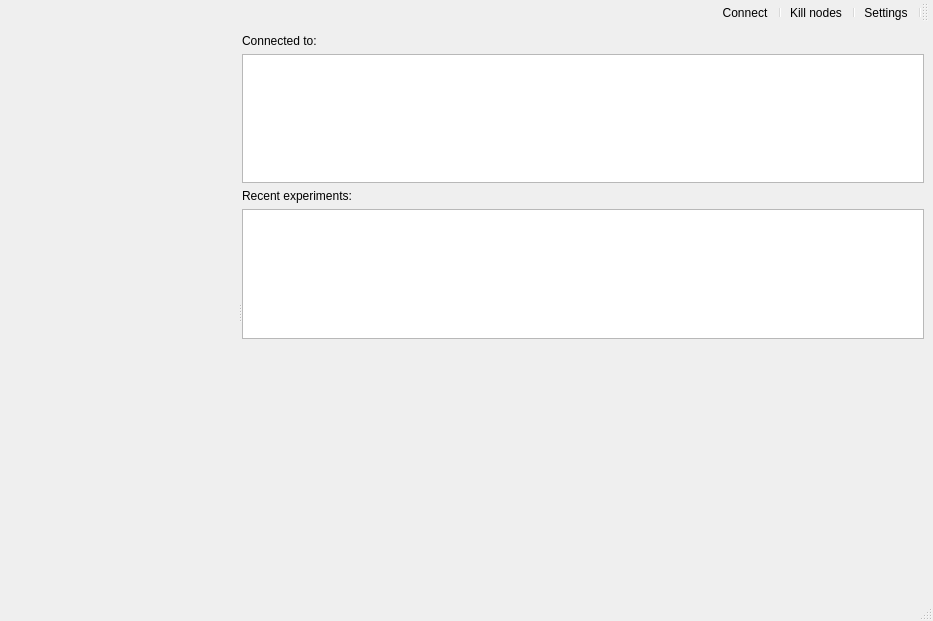
First picture: the form in src/demogui/mapoverview.ui, repository henrikvs/nornetdemo, before the edit.
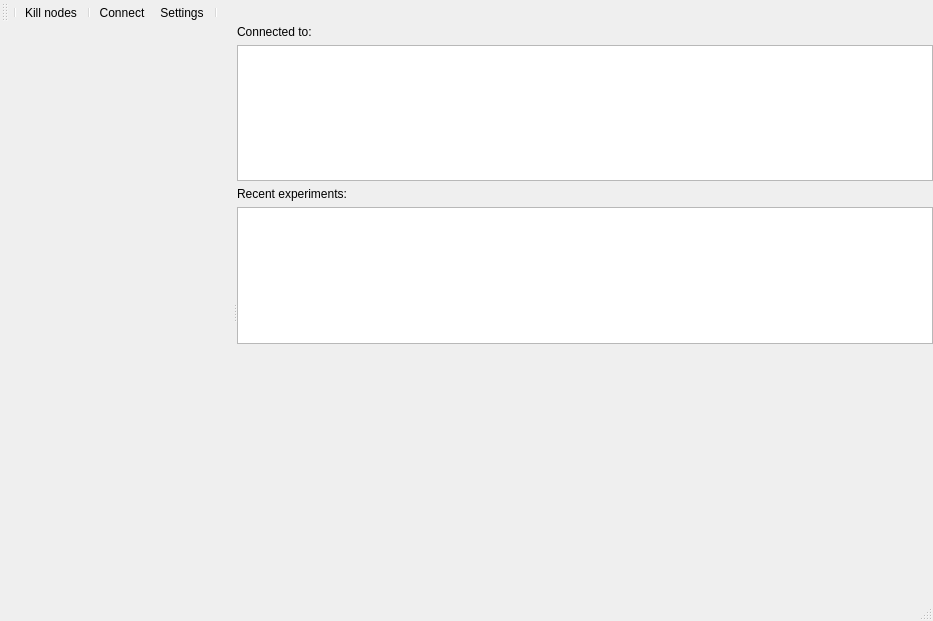
Second picture: the form after the edit. Icons and pictures are not drawn. Custom widgets are drawn as their Qt base class.

The edit to the form file:
```diff
--- a/src/demogui/mapoverview.ui
+++ b/src/demogui/mapoverview.ui
@@ -15,9 +15,21 @@
   </property>
   <widget class="QWidget" name="centralwidget">
    <layout class="QHBoxLayout" name="horizontalLayout_3">
-    <item>
-     <layout class="QVBoxLayout" name="verticalLayout_5"/>
-    </item>
+    <property name="spacing">
+     <number>0</number>
+    </property>
+    <property name="leftMargin">
+     <number>0</number>
+    </property>
+    <property name="topMargin">
+     <number>0</number>
+    </property>
+    <property name="rightMargin">
+     <number>0</number>
+    </property>
+    <property name="bottomMargin">
+     <number>0</number>
+    </property>
     <item>
      <widget class="QSplitter" name="splitter">
       <property name="orientation">
@@ -271,7 +283,7 @@
     <string>toolBar</string>
    </property>
    <property name="layoutDirection">
-    <enum>Qt::RightToLeft</enum>
+    <enum>Qt::LeftToRight</enum>
    </property>
    <property name="autoFillBackground">
     <bool>false</bool>
@@ -298,11 +310,11 @@
     <bool>false</bool>
    </attribute>
    <addaction name="separator"/>
-   <addaction name="actionSettings"/>
-   <addaction name="separator"/>
    <addaction name="actionKill_nodes_2"/>
    <addaction name="separator"/>
    <addaction name="actionConnect_to_slivers"/>
+   <addaction name="actionSettings"/>
+   <addaction name="separator"/>
   </widget>
   <action name="actionSettings">
    <property name="icon">
```
